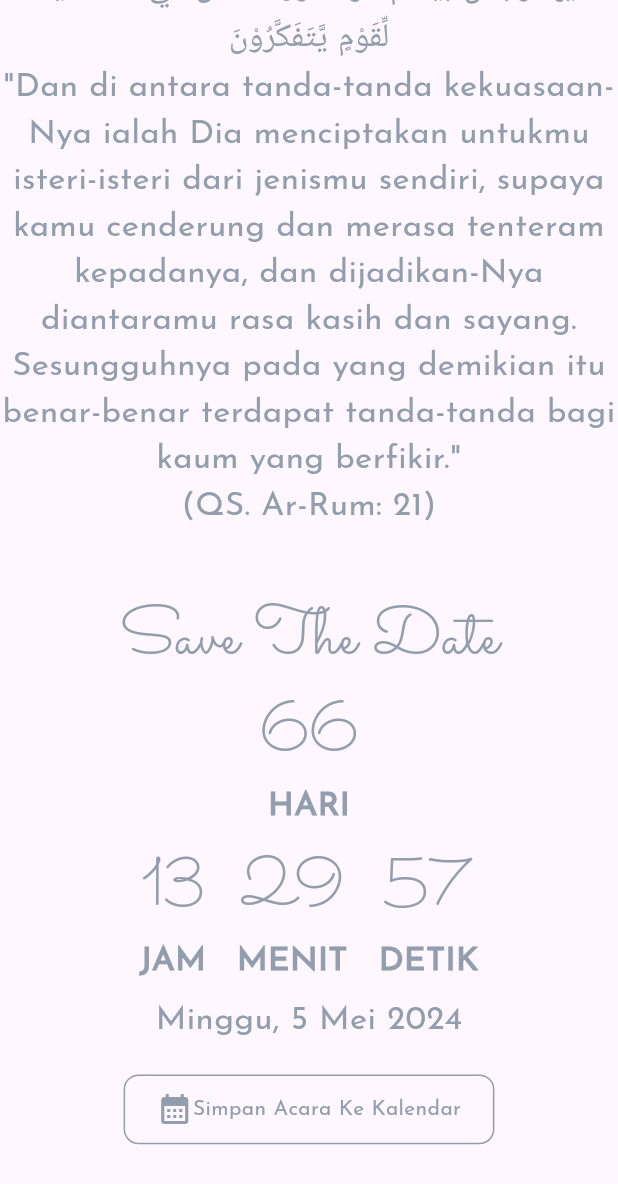
After one commit to alanagusnawan/alanagusnawan.github.io, a Flutter app: the IsiView screen opened by its route, scrolled down 59 dp, after a tap on "Simpan Acara Ke Kalendar", on a phone screen of 412 x 824 dp. The commit adds this screen. Shown: the top 1184 px of the screen. Run offline on Flutter 3.47's test engine with Material 3 defaults, Android fonts, the phone set to English and light mode, and no system bars; our stand-ins replace audioplayers, get; network calls fail.

Commit message:
Add Ayat Qur'an & CountDown

```diff
--- /dev/null
+++ b/wedding/lib/app/modules/isi/bindings/isi_binding.dart
@@ -0,0 +1,12 @@
+import 'package:get/get.dart';
+
+import '../controllers/isi_controller.dart';
+
+class IsiBinding extends Bindings {
+  @override
+  void dependencies() {
+    Get.lazyPut<IsiController>(
+      () => IsiController(),
+    );
+  }
+}
--- /dev/null
+++ b/wedding/lib/app/modules/isi/controllers/isi_controller.dart
@@ -0,0 +1,20 @@
+import 'package:get/get.dart';
+
+class IsiController extends GetxController {
+  //TODO: Implement IsiController
+
+  @override
+  void onInit() {
+    super.onInit();
+  }
+
+  @override
+  void onReady() {
+    super.onReady();
+  }
+
+  @override
+  void onClose() {
+    super.onClose();
+  }
+}
--- /dev/null
+++ b/wedding/lib/app/modules/isi/views/ayat_quran_view.dart
@@ -0,0 +1,34 @@
+import 'package:flutter/material.dart';
+
+import 'package:get/get.dart';
+
+class AyatQuranView extends GetView {
+  const AyatQuranView({Key? key}) : super(key: key);
+  @override
+  Widget build(BuildContext context) {
+    return Container(
+      child: Column(
+        children: [
+          Text(
+            'وَمِنْ اٰيٰتِهٖٓ اَنْ خَلَقَ لَكُمْ مِّنْ اَنْفُسِكُمْ اَزْوَاجًا لِّتَسْكُنُوْٓا اِلَيْهَا وَجَعَلَ بَيْنَكُمْ مَّوَدَّةً وَّرَحْمَةًۗ اِنَّ فِيْ ذٰلِكَ لَاٰيٰتٍ لِّقَوْمٍ يَّتَفَكَّرُوْنَ',
+            textAlign: TextAlign.center,
+            style: TextStyle(
+                fontFamily: 'Josefin',
+                color: Color(0xff929EAD),
+                fontSize:
+                Theme.of(context).textTheme.titleLarge!.fontSize),
+          ),
+          Text(
+            '"Dan di antara tanda-tanda kekuasaan-Nya ialah Dia menciptakan untukmu isteri-isteri dari jenismu sendiri, supaya kamu cenderung dan merasa tenteram kepadanya, dan dijadikan-Nya diantaramu rasa kasih dan sayang. Sesungguhnya pada yang demikian itu benar-benar terdapat tanda-tanda bagi kaum yang berfikir."\n(QS. Ar-Rum: 21)',
+            textAlign: TextAlign.center,
+            style: TextStyle(
+                fontFamily: 'Josefin',
+                color: Color(0xff929EAD),
+                fontSize:
+                Theme.of(context).textTheme.titleLarge!.fontSize),
+          )
+        ],
+      ),
+    );
+  }
+}
--- /dev/null
+++ b/wedding/lib/app/modules/isi/views/countdown_view.dart
@@ -0,0 +1,205 @@
+import 'dart:async';
+
+import 'package:flutter/material.dart';
+
+import 'package:get/get.dart';
+import 'package:url_launcher/url_launcher.dart';
+
+import '../controllers/isi_controller.dart';
+
+class CountdownView extends GetView<IsiController> {
+  const CountdownView({Key? key}) : super(key: key);
+  @override
+  Widget build(BuildContext context) {
+    return Container(
+      margin: EdgeInsets.symmetric(
+        vertical: 0.05 * MediaQuery.of(context).size.height,
+      ),
+      child: Column(
+        children: [
+          Text("Save The Date",
+              style: TextStyle(
+                  fontFamily: 'Sacramento',
+                  color: Color(0xff929EAD),
+                  fontSize:
+                  Theme.of(context).textTheme.displayMedium!.fontSize)),
+          CountdownTimer(
+            targetDate: DateTime(2024, 5, 5), // Set the target date here (5 May 2024)
+          ),
+          Text("Minggu, 5 Mei 2024",
+              style: TextStyle(
+                  fontFamily: 'Josefin',
+                  color: Color(0xff929EAD),
+                  fontSize:
+                  Theme.of(context).textTheme.titleLarge!.fontSize)),
+          Container(
+              decoration: BoxDecoration(
+                border: Border.all(
+                  color: Color(0xff929EAD),
+                ),
+                borderRadius: BorderRadius.circular(10),
+              ),
+              padding: EdgeInsets.symmetric(
+                horizontal: MediaQuery.of(context).size.width <= 1000 ? 0.025 * MediaQuery.of(context).size.width : 0.001 * MediaQuery.of(context).size.width,
+                vertical: MediaQuery.of(context).size.width <= 1000 ? 0.025 * MediaQuery.of(context).size.width : 0.015 * MediaQuery.of(context).size.width,
+              ),
+              margin: EdgeInsets.symmetric(
+                vertical: 0.025 * MediaQuery.of(context).size.height
+              ),
+              width: MediaQuery.of(context).size.width <= 1000 ? 0.6 * MediaQuery.of(context).size.width : 0.25 * MediaQuery.of(context).size.width,
+              child: InkWell(
+                onTap: () {
+                  launchUrl(Uri.parse('https://www.google.com/calendar/render?action=TEMPLATE&text=Acara%20Pernikahan%20Mayang%20dan%20Alan&ctz=Asia/Jakarta&dates=20240505T083000/20240505T150000%7D&details=Acara%20Pernikahan%20Mayang%20dan%20Alan&location=Gedung%20Kaliandra%20(%20Graha%20Pena%20Radar%20Cirebon%20),%20Jalan%20Perjuangan%20No.09,%20Kesambi,%20Kota%20Cirebon,%20Jawa%20Barat,%20Indonesia.&sprop=&sprop=name:'));
+                },
+                child: Row(
+                  mainAxisAlignment: MainAxisAlignment.center,
+                  children: [
+                    Icon(Icons.calendar_month,
+                        color: Color(0xff929EAD)),
+                    Text("Simpan Acara Ke Kalendar",
+                        style: TextStyle(
+                            fontFamily: 'Josefin',
+                            color: Color(0xff929EAD),
+                            fontSize:
+                            Theme.of(context).textTheme.titleSmall!.fontSize)),
+                  ],
+                ),
+              )
+          )
+        ]
+      ),
+    );
+  }
+}
+
+class CountdownTimer extends StatefulWidget {
+  final DateTime targetDate;
+
+  const CountdownTimer({Key? key, required this.targetDate}) : super(key: key);
+
+  @override
+  _CountdownTimerState createState() => _CountdownTimerState();
+}
+
+class _CountdownTimerState extends State<CountdownTimer> {
+  late Timer _timer;
+  Duration _remainingTime = Duration();
+
+  @override
+  void initState() {
+    super.initState();
+    _startTimer();
+  }
+
+  @override
+  Widget build(BuildContext context) {
+    return Column(
+      children: [
+        Container(
+          child: Column(
+            children: [
+              Text('${_remainingTime.inDays}',
+                  style: TextStyle(
+                      fontFamily: 'Sacramento',
+                      color: Color(0xff929EAD),
+                      fontSize:
+                      Theme.of(context).textTheme.displayMedium!.fontSize)),
+              Text('HARI',
+                  style: TextStyle(
+                      fontFamily: 'Josefin',
+                      color: Color(0xff929EAD),
+                      fontSize:
+                      Theme.of(context).textTheme.titleLarge!.fontSize,
+                  fontWeight: FontWeight.bold)),
+            ],
+          ),
+        ),
+        Container(
+          margin: EdgeInsets.symmetric(vertical: 0.01 * MediaQuery.of(context).size.height),
+          child: Row(
+            mainAxisAlignment: MainAxisAlignment.center,
+            children: [
+              Column(
+                children: [
+                  Text('${_remainingTime.inHours.remainder(24)}',
+                      style: TextStyle(
+                          fontFamily: 'Sacramento',
+                          color: Color(0xff929EAD),
+                          fontSize:
+                          Theme.of(context).textTheme.displayMedium!.fontSize)),
+                  Text('JAM',
+                      style: TextStyle(
+                          fontFamily: 'Josefin',
+                          color: Color(0xff929EAD),
+                          fontSize:
+                          Theme.of(context).textTheme.titleLarge!.fontSize,
+                          fontWeight: FontWeight.bold)),
+                ],
+              ),
+              Container(
+                margin: EdgeInsets.symmetric(horizontal: 0.05 * MediaQuery.of(context).size.width),
+                child: Column(
+                  children: [
+                    Text('${_remainingTime.inMinutes.remainder(60)}',
+                        style: TextStyle(
+                            fontFamily: 'Sacramento',
+                            color: Color(0xff929EAD),
+                            fontSize:
+                            Theme.of(context).textTheme.displayMedium!.fontSize)),
+                    Text('MENIT',
+                        style: TextStyle(
+                            fontFamily: 'Josefin',
+                            color: Color(0xff929EAD),
+                            fontSize:
+                            Theme.of(context).textTheme.titleLarge!.fontSize,
+                            fontWeight: FontWeight.bold)),
+                  ],
+                ),
+              ),
+              Column(
+                children: [
+                  Text('${_remainingTime.inSeconds.remainder(60)}',
+                      style: TextStyle(
+                          fontFamily: 'Sacramento',
+                          color: Color(0xff929EAD),
+                          fontSize:
+                          Theme.of(context).textTheme.displayMedium!.fontSize)),
+                  Text('DETIK',
+                      style: TextStyle(
+                          fontFamily: 'Josefin',
+                          color: Color(0xff929EAD),
+                          fontSize:
+                          Theme.of(context).textTheme.titleLarge!.fontSize,
+                          fontWeight: FontWeight.bold)),
+                ],
+              )
+            ],
+          ),
+        )
+      ],
+    );
+  }
+
+  void _startTimer() {
+    DateTime currentDate = DateTime.now();
+    Duration difference = widget.targetDate.difference(currentDate);
+
+    _timer = Timer.periodic(Duration(seconds: 1), (Timer timer) {
+      setState(() {
+        if (difference.inSeconds <= 0) {
+          _remainingTime = Duration(seconds: 0);
+          _timer.cancel();
+          // Handle timer completion here
+        } else {
+          _remainingTime = difference - Duration(seconds: timer.tick);
+        }
+      });
+    });
+  }
+
+  @override
+  void dispose() {
+    _timer.cancel();
+    super.dispose();
+  }
+}
--- /dev/null
+++ b/wedding/lib/app/modules/isi/views/isi_view.dart
@@ -0,0 +1,28 @@
+import 'package:audioplayers/audioplayers.dart';
+import 'package:flutter/material.dart';
+
+import 'package:get/get.dart';
+import 'package:wedding/app/modules/isi/views/countdown_view.dart';
+
+import '../controllers/isi_controller.dart';
+import 'ayat_quran_view.dart';
+
+class IsiView extends GetView<IsiController> {
+  const IsiView({Key? key}) : super(key: key);
+  @override
+  Widget build(BuildContext context) {
+    AudioCache.instance = AudioCache(prefix: '');
+    final player = AudioPlayer();
+    player.play(AssetSource('assets/audio/MarryYourDaughterSaxCoverbyDesmondAmos.wav'));
+    return Scaffold(
+      body: SingleChildScrollView(
+        child: Column(
+          children: [
+            AyatQuranView(),
+            CountdownView()
+          ],
+        ),
+      ),
+    );
+  }
+}
--- a/wedding/lib/app/modules/undangan/views/undangan_view.dart
+++ b/wedding/lib/app/modules/undangan/views/undangan_view.dart
@@ -69,6 +69,8 @@ class UndanganView extends GetView<UndanganController> {
                 AnimatedOpacity(
                   opacity: controller.opacityLevel.value,
                   duration: const Duration(seconds: 1),
+                  child: InkWell(
+                    onTap: () => Get.offNamed('/isi'),
                     child: Container(
                       padding: EdgeInsets.symmetric(horizontal: 0.05 * MediaQuery.of(context).size.width, vertical: 0.01 * MediaQuery.of(context).size.width),
                       decoration: BoxDecoration(
@@ -85,6 +87,7 @@ class UndanganView extends GetView<UndanganController> {
                       ),
                     ),
                   ),
+                ),
               ],
             ),
           ),
--- a/wedding/lib/app/routes/app_pages.dart
+++ b/wedding/lib/app/routes/app_pages.dart
@@ -1,5 +1,7 @@
 import 'package:get/get.dart';
 
+import '../modules/isi/bindings/isi_binding.dart';
+import '../modules/isi/views/isi_view.dart';
 import '../modules/undangan/bindings/undangan_binding.dart';
 import '../modules/undangan/views/undangan_view.dart';
 
@@ -16,5 +18,10 @@ class AppPages {
       page: () => const UndanganView(),
       binding: UndanganBinding(),
     ),
+    GetPage(
+      name: _Paths.ISI,
+      page: () => const IsiView(),
+      binding: IsiBinding(),
+    ),
   ];
 }
--- a/wedding/lib/app/routes/app_routes.dart
+++ b/wedding/lib/app/routes/app_routes.dart
@@ -4,9 +4,11 @@ part of 'app_pages.dart';
 abstract class Routes {
   Routes._();
   static const UNDANGAN = _Paths.UNDANGAN;
+  static const ISI = _Paths.ISI;
 }
 
 abstract class _Paths {
   _Paths._();
   static const UNDANGAN = '/undangan/:name';
+  static const ISI = '/isi';
 }
```
Also changed, not shown: wedding/pubspec.yaml (+34 -1 lines), wedding/pubspec.lock, 1 other file. Lines whose indentation alone changed are shown as unchanged.
